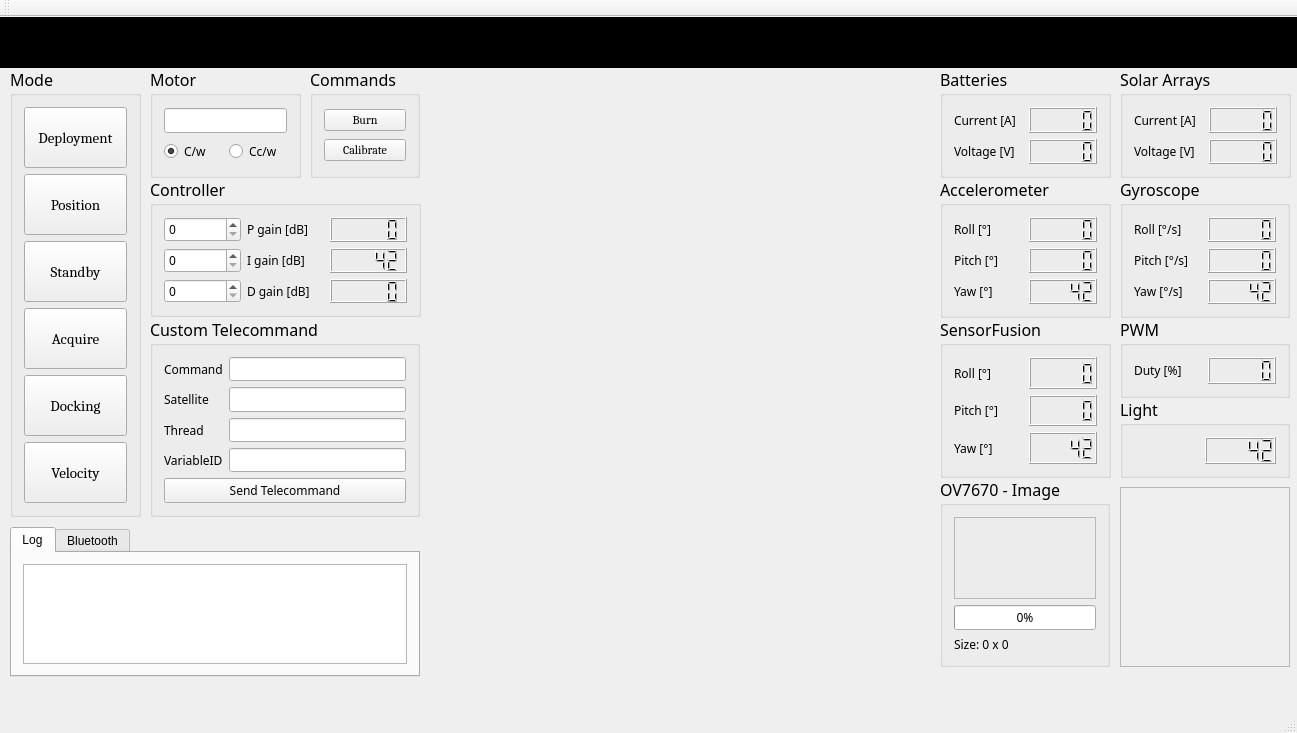
Angele-/FloatSat_GroundStation, file groundstation.ui: the form before one commit.
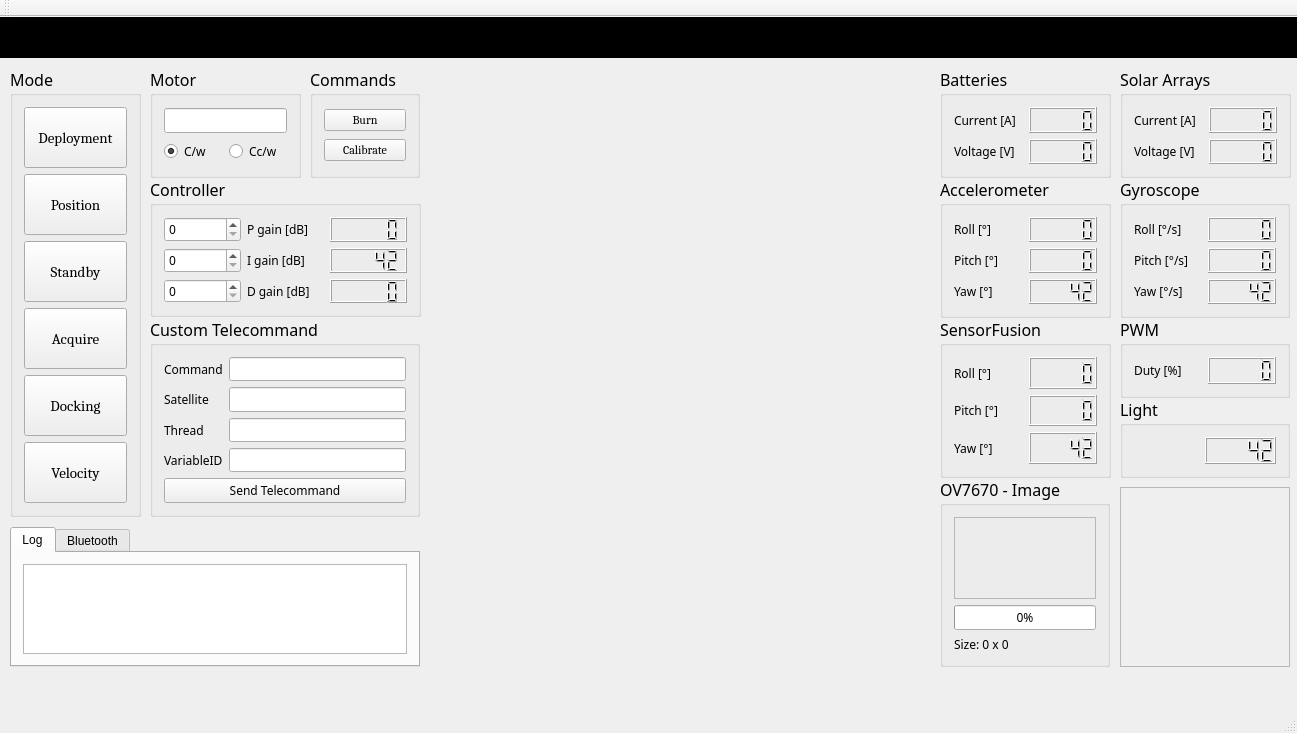
The form after the commit. Custom widgets are drawn as their Qt base class.

Commit message: Resized console.

What changed in the file:
```diff
--- a/groundstation.ui
+++ b/groundstation.ui
@@ -20,7 +20,7 @@
       <x>0</x>
       <y>0</y>
       <width>1301</width>
-      <height>51</height>
+      <height>41</height>
      </rect>
     </property>
     <property name="palette">
@@ -567,7 +567,7 @@
       <x>10</x>
       <y>510</y>
       <width>410</width>
-      <height>150</height>
+      <height>140</height>
      </rect>
     </property>
     <property name="currentIndex">
```
